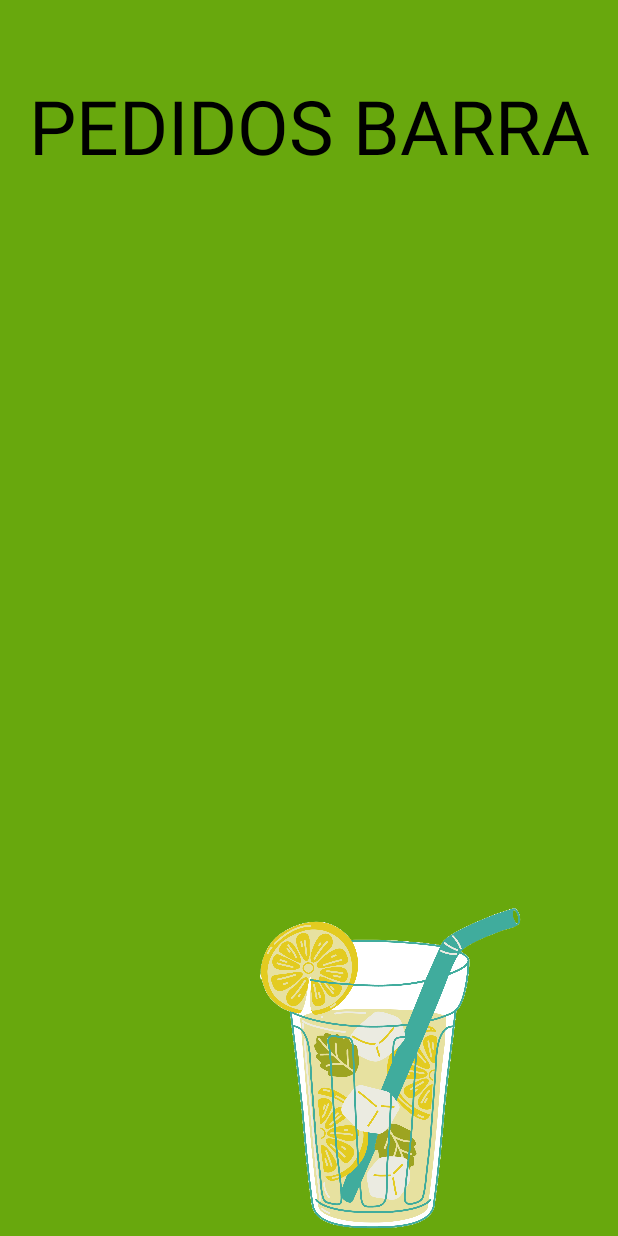
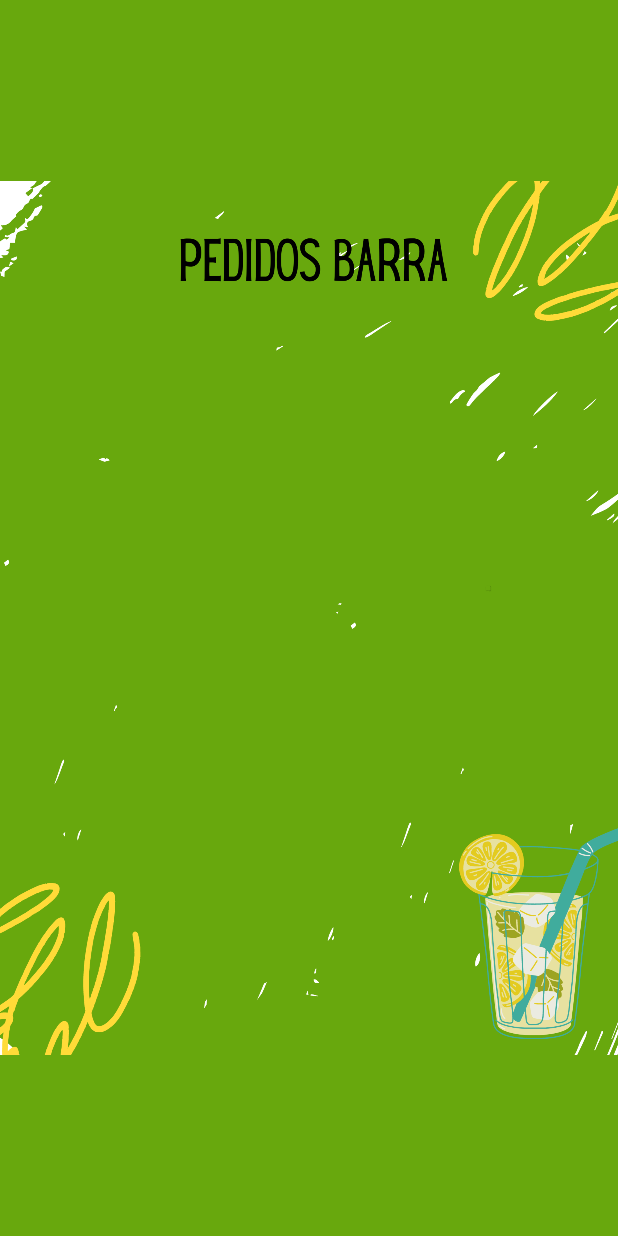
Before and after one commit to Deivis9090/VitalityFood, an Android app: the BarraActivity screen opened directly, with no data from a screen before it, on a phone screen of 412 x 824 dp. Run offline under Robolectric (Android 15) with nearby library versions, the phone set to English and light mode, and no system bars; our stand-ins replace Firebase (no records; nobody signed in at launch, a user with empty details on screens opened directly).

Commit message:
diseño de pedidos de barra y pedidos de cocina

```diff
--- a/app/src/main/res/layout/barra_layout.xml
+++ b/app/src/main/res/layout/barra_layout.xml
@@ -2,40 +2,29 @@
 <androidx.constraintlayout.widget.ConstraintLayout
     xmlns:android="http://schemas.android.com/apk/res/android"
     xmlns:app="http://schemas.android.com/apk/res-auto"
+    xmlns:tools="http://schemas.android.com/tools"
     android:layout_width="match_parent"
     android:layout_height="match_parent"
     android:background="#68A80D">
 
-    <TextView
-        android:id="@+id/titulo"
+    <ImageView
+        android:id="@+id/fondoPbarra"
         android:layout_width="wrap_content"
         android:layout_height="wrap_content"
-        android:text="PEDIDOS BARRA"
-        android:layout_marginTop="50dp"
-        android:textSize="50sp"
-        android:textColor="#000000"
-        app:layout_constraintStart_toStartOf="parent"
-        app:layout_constraintEnd_toEndOf="parent"
-        app:layout_constraintTop_toTopOf="parent"
-        />
+        app:srcCompat="@drawable/fondo_pbarra"
+        tools:layout_editor_absoluteX="0dp"
+        tools:layout_editor_absoluteY="0dp"
+        tools:ignore="MissingConstraints" />
 
     <androidx.recyclerview.widget.RecyclerView
         android:id="@+id/recyclerViewPedidos"
+        android:background="@drawable/listado"
         android:layout_width="match_parent"
         android:layout_height="0dp"
-        app:layout_constraintTop_toBottomOf="@id/titulo"
-        app:layout_constraintBottom_toBottomOf="parent"
-        app:layout_constraintStart_toStartOf="parent"
-        app:layout_constraintEnd_toEndOf="parent"
-        />
-
-    <ImageView
-        android:id="@+id/imageBarra"
-        android:layout_width="300dp"
-        android:layout_height="250dp"
-        app:srcCompat="@drawable/limonadabarra"
+        android:layout_marginBottom="384dp"
         app:layout_constraintBottom_toBottomOf="parent"
         app:layout_constraintEnd_toEndOf="parent"
-        />
+        app:layout_constraintHorizontal_bias="0.0"
+        app:layout_constraintStart_toStartOf="parent"/>
 
 </androidx.constraintlayout.widget.ConstraintLayout>
```
Also changed, not shown: app/src/main/res/layout/cocina_layout.xml (+10 -13 lines), app/src/main/res/layout/item_pedido.xml (+9 -19 lines), app/src/main/res/layout/itemcocina_layout.xml (+9 -19 lines), app/src/main/res/drawable/fondo_pbarra.png (added), app/src/main/res/drawable/fondo_pcocina.png (added), app/src/main/res/drawable/listado.png.
